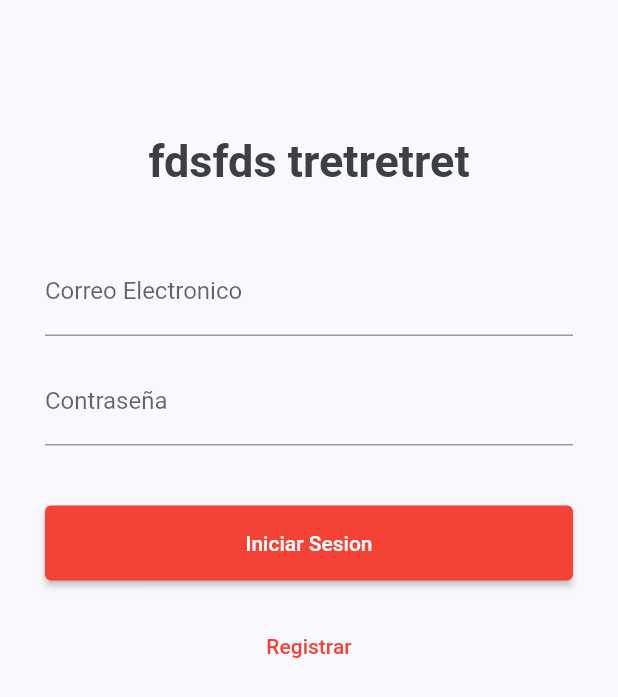
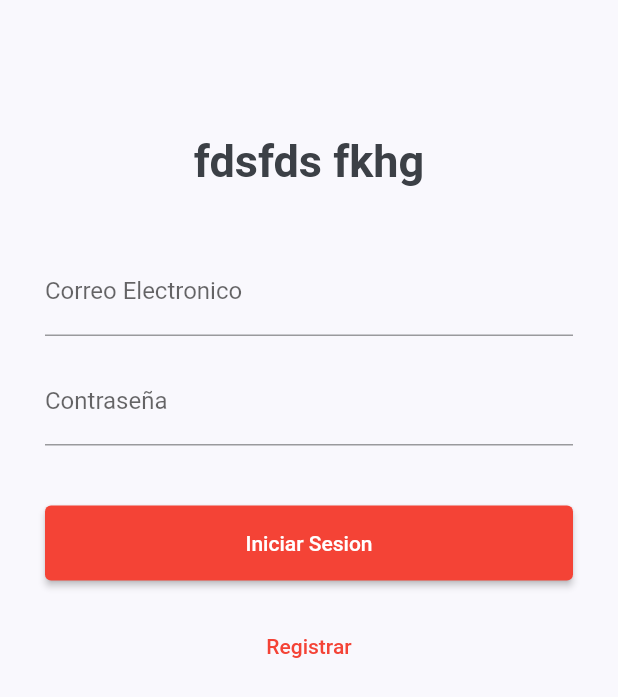
Before and after one commit to reynaldo57/partido_republicano_peruano, a Flutter app: the screen it shows after launch, on a phone screen of 412 x 824 dp. Shown: the top 697 px of the screen. Run offline on Flutter 3.47's test engine with Material 2 defaults, Android fonts, the phone set to English and light mode, and no system bars; our stand-ins replace cloud_firestore, firebase_auth, firebase_core, firebase_storage, flutter_svg, image_picker and 1 more; accounts and stored records are empty.

Commit message:
onceavo commit

```diff
--- a/lib/screens/admin/login_admin_page.dart
+++ b/lib/screens/admin/login_admin_page.dart
@@ -73,7 +73,7 @@ class _LoginAdminPageState extends State<LoginAdminPage> {
                       height: 60.0,
                     ),
                     Text(
-                      "fdsfds tretretret",
+                      "fdsfds fkhg",
                       style: TextStyle(
                           fontSize: 30.0,
                           fontWeight: FontWeight.bold
```
